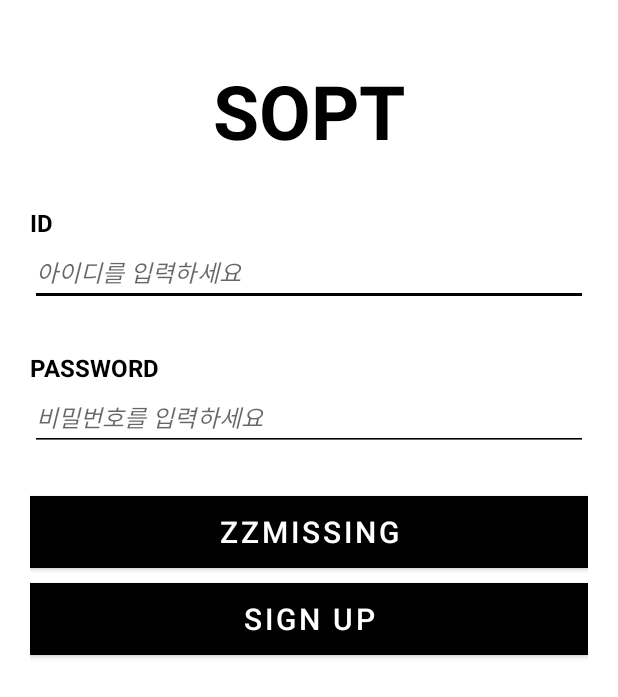
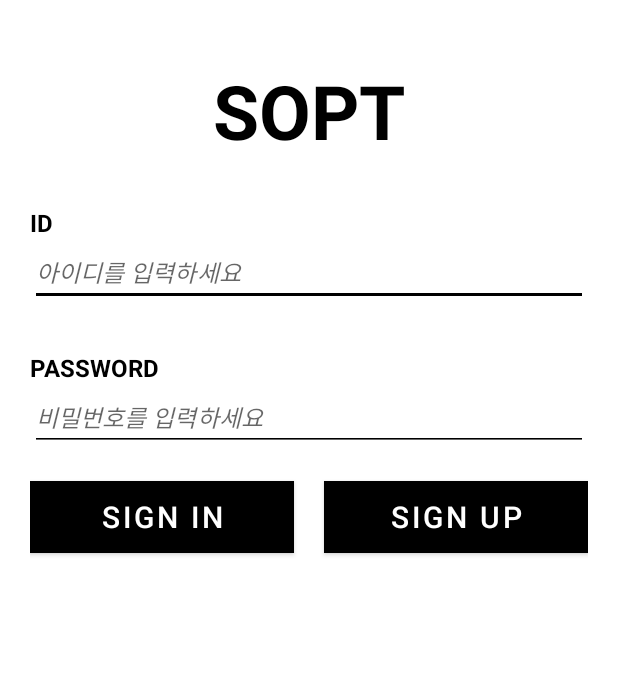
Before and after one commit to IN-SOPT-ANDROID/Yongmin-Kwon, an Android app: the layout activity_sign_in.xml on its own in the app's theme, with its tools: preview values and no code run, on a phone screen of 412 x 824 dp. Shown: the top 697 px of the screen. Run offline under Robolectric (Android 15) with nearby library versions, the phone set to English and light mode, and no system bars.

Commit message:
use ConstraintLayout 2.0 flow

```diff
--- a/app/src/main/res/layout/activity_login.xml
+++ b/app/src/main/res/layout/activity_sign_in.xml
@@ -5,7 +5,7 @@
     android:layout_width="match_parent"
     android:layout_height="match_parent"
     android:paddingHorizontal="20dp"
-    tools:context=".auth.LoginActivity">
+    tools:context=".auth.SignInActivity">
 
     <TextView
         android:id="@+id/textLoginTitle"
@@ -63,6 +63,16 @@
         app:layout_constraintStart_toStartOf="parent"
         app:layout_constraintTop_toBottomOf="@+id/textLoginPw" />
 
+    <androidx.constraintlayout.helper.widget.Flow
+        android:layout_width="0dp"
+        android:layout_height="wrap_content"
+        android:layout_marginTop="20dp"
+        app:constraint_referenced_ids="buttonLoginLogin,buttonLoginSignUp"
+        app:flow_horizontalGap="20dp"
+        app:layout_constraintEnd_toEndOf="parent"
+        app:layout_constraintStart_toStartOf="parent"
+        app:layout_constraintTop_toBottomOf="@id/editLoginPw" />
+
     <androidx.appcompat.widget.AppCompatButton
         android:id="@+id/buttonLoginLogin"
         android:layout_width="0dp"
@@ -70,12 +80,9 @@
         android:layout_marginTop="30dp"
         android:background="@color/black"
         android:letterSpacing="0.1"
-        android:text="@string/login"
+        android:text="@string/sign_in"
         android:textColor="@color/white"
-        android:textSize="20dp"
-        app:layout_constraintEnd_toEndOf="parent"
-        app:layout_constraintStart_toStartOf="parent"
-        app:layout_constraintTop_toBottomOf="@+id/editLoginPw" />
+        android:textSize="20dp" />
 
     <androidx.appcompat.widget.AppCompatButton
         android:id="@+id/buttonLoginSignUp"
@@ -86,9 +93,6 @@
         android:letterSpacing="0.1"
         android:text="@string/signUp"
         android:textColor="@color/white"
-        android:textSize="20dp"
-        app:layout_constraintEnd_toEndOf="parent"
-        app:layout_constraintStart_toStartOf="parent"
-        app:layout_constraintTop_toBottomOf="@+id/buttonLoginLogin" />
+        android:textSize="20dp" />
 
 </androidx.constraintlayout.widget.ConstraintLayout>
```
